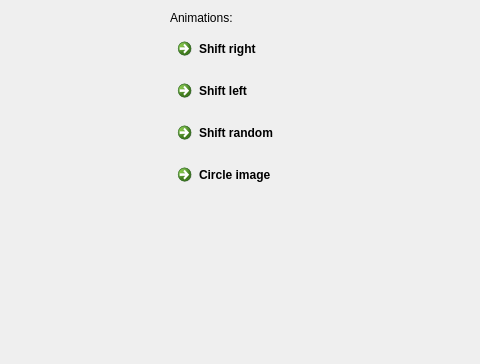
Above: demos/list-widgets/MainWindow.ui from lexxmark/qt-items before the change; both pictures show x 147 to 627 and y 0 to 364 of the 627 by 664 pixel window. Below: the same form after it.
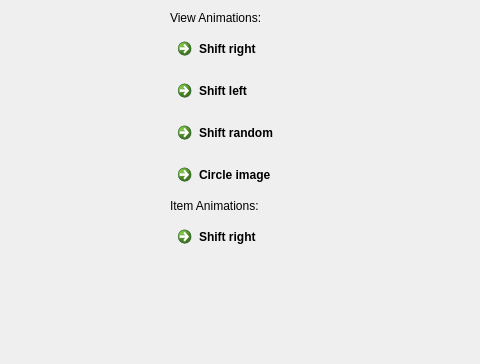
That is the form after the change. Custom widgets are drawn as their Qt base class.

Commit message: implement items right animation

What changed in the file:
```diff
--- a/demos/list-widgets/MainWindow.ui
+++ b/demos/list-widgets/MainWindow.ui
@@ -44,7 +44,7 @@
       <item>
        <widget class="QLabel" name="label">
         <property name="text">
-         <string>Animations:</string>
+         <string>View Animations:</string>
         </property>
        </widget>
       </item>
@@ -82,6 +82,20 @@
         </property>
        </widget>
       </item>
+      <item>
+       <widget class="QLabel" name="label_2">
+        <property name="text">
+         <string>Item Animations:</string>
+        </property>
+       </widget>
+      </item>
+      <item>
+       <widget class="QCommandLinkButton" name="shiftRightItemBttn">
+        <property name="text">
+         <string>Shift right</string>
+        </property>
+       </widget>
+      </item>
       <item>
        <spacer name="verticalSpacer">
         <property name="orientation">
```
The commit also changes 11 other files.
